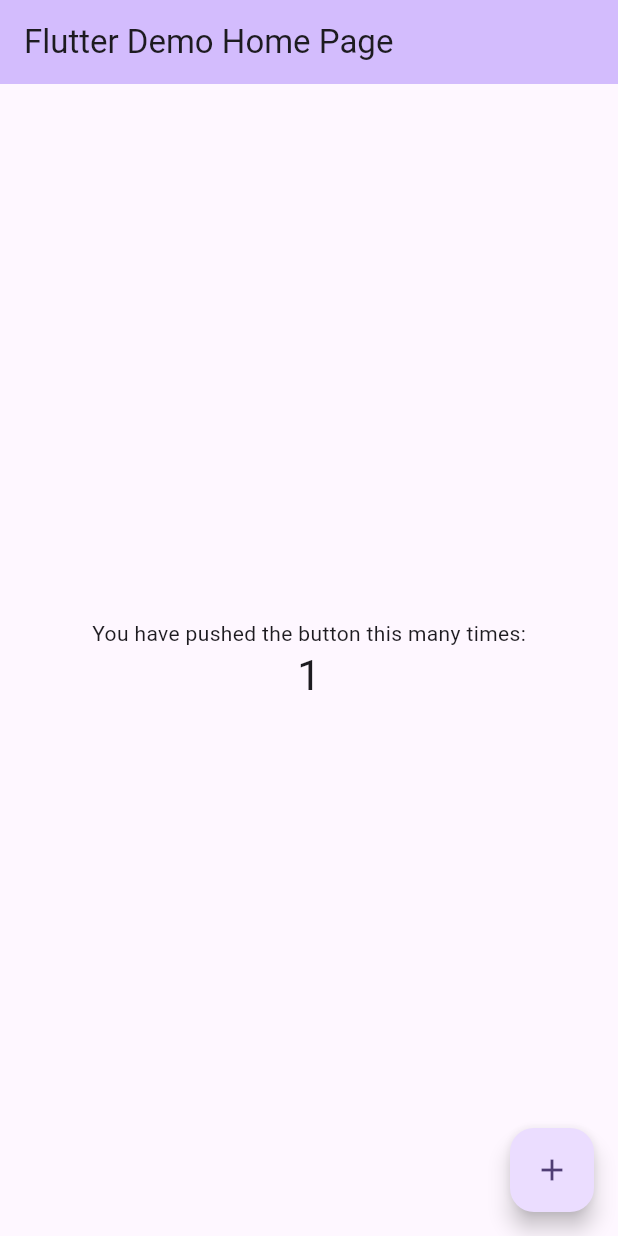
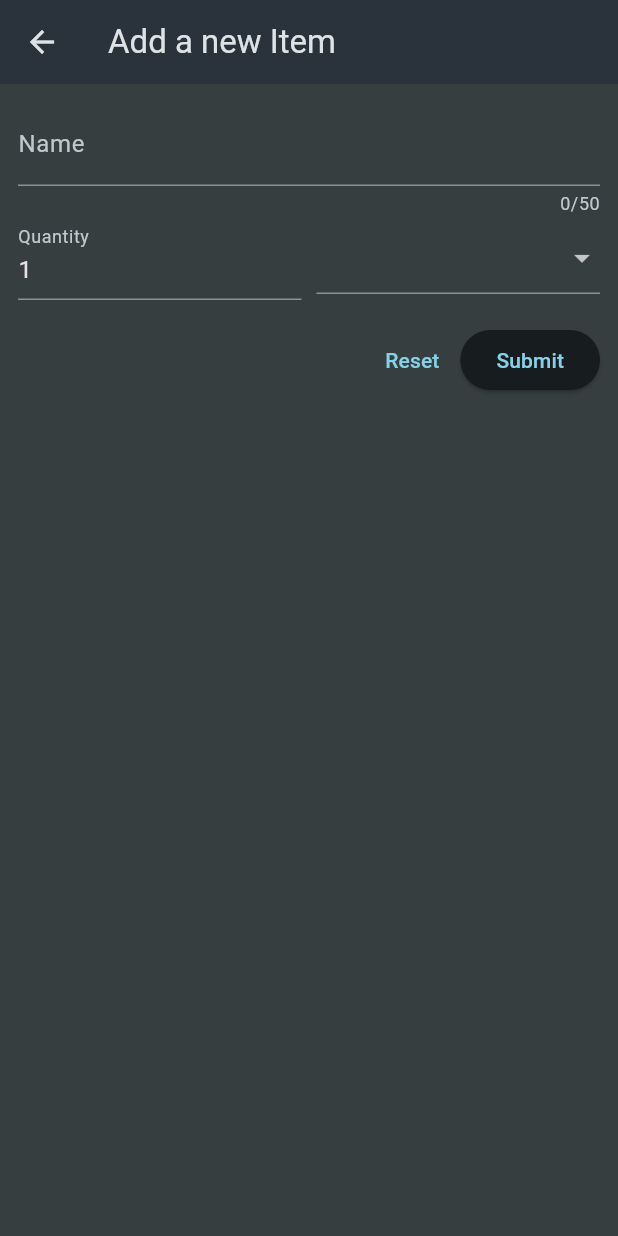
Before and after one commit to Thyon3/Mobile-App-Projects, a Flutter app: the screen it shows after launch, after a tap on the "add" icon, on a phone screen of 412 x 824 dp. Run offline on Flutter 3.47's test engine with Material 3 defaults, Android fonts, the light colour scheme and no system bars; our stand-ins replace flutter_riverpod, google_fonts, transparent_image.

Commit message:
data models and Ui modified

```diff
--- /dev/null
+++ b/grocery_items_app/lib/data/categories.dart
@@ -0,0 +1,45 @@
+import 'package:flutter/material.dart';
+import 'package:grocery_items_app/models/category.dart';
+
+const categories = {
+  Categories.vegetables: Category(
+    'Vegetables',
+    Color.fromARGB(255, 0, 255, 128),
+  ),
+  Categories.fruit: Category(
+    'Fruit',
+    Color.fromARGB(255, 92, 109, 69),
+  ),
+  Categories.meat: Category(
+    'Meat',
+    Color.fromARGB(255, 255, 102, 0),
+  ),
+  Categories.dairy: Category(
+    'Dairy',
+    Color.fromARGB(255, 0, 208, 255),
+  ),
+  Categories.carbs: Category(
+    'Carbs',
+    Color.fromARGB(255, 0, 60, 255),
+  ),
+  Categories.sweets: Category(
+    'Sweets',
+    Color.fromARGB(255, 255, 149, 0),
+  ),
+  Categories.spices: Category(
+    'Spices',
+    Color.fromARGB(255, 255, 187, 0),
+  ),
+  Categories.convenience: Category(
+    'Convenience',
+    Color.fromARGB(255, 191, 0, 255),
+  ),
+  Categories.hygiene: Category(
+    'Hygiene',
+    Color.fromARGB(255, 149, 0, 255),
+  ),
+  Categories.other: Category(
+    'Other',
+    Color.fromARGB(255, 0, 225, 255),
+  ),
+};
--- /dev/null
+++ b/grocery_items_app/lib/data/dummy_itmes.dart
@@ -0,0 +1,21 @@
+import 'package:grocery_items_app/models/grocery_item.dart';
+import 'package:grocery_items_app/data/categories.dart';
+import 'package:grocery_items_app/models/category.dart';
+
+final groceryItems = [
+  GroceryItem(
+      id: 'a',
+      name: 'Milk',
+      quantity: 109,
+      category: categories[Categories.dairy]!),
+  GroceryItem(
+      id: 'b',
+      name: 'Bananas',
+      quantity: 5,
+      category: categories[Categories.fruit]!),
+  GroceryItem(
+      id: 'c',
+      name: 'Beef Steak',
+      quantity: 1,
+      category: categories[Categories.meat]!),
+];
--- a/grocery_items_app/lib/main.dart
+++ b/grocery_items_app/lib/main.dart
@@ -1,4 +1,5 @@
 import 'package:flutter/material.dart';
+import 'package:grocery_items_app/widgets/grocery_list.dart';
 
 void main() {
   runApp(const MyApp());
@@ -6,120 +7,17 @@
 
 class MyApp extends StatelessWidget {
   const MyApp({super.key});
-
-  // This widget is the root of your application.
-  @override
-  Widget build(BuildContext context) {
+  Widget build(context) {
     return MaterialApp(
-      title: 'Flutter Demo',
-      theme: ThemeData(
-        // This is the theme of your application.
-        //
-        // TRY THIS: Try running your application with "flutter run". You'll see
-        // the application has a purple toolbar. Then, without quitting the app,
-        // try changing the seedColor in the colorScheme below to Colors.green
-        // and then invoke "hot reload" (save your changes or press the "hot
-        // reload" button in a Flutter-supported IDE, or press "r" if you used
-        // the command line to start the app).
-        //
-        // Notice that the counter didn't reset back to zero; the application
-        // state is not lost during the reload. To reset the state, use hot
-        // restart instead.
-        //
-        // This works for code too, not just values: Most code changes can be
-        // tested with just a hot reload.
-        colorScheme: ColorScheme.fromSeed(seedColor: Colors.deepPurple),
-        useMaterial3: true,
-      ),
-      home: const MyHomePage(title: 'Flutter Demo Home Page'),
+      title: 'Thyon Groceries',
+      theme: ThemeData.dark().copyWith(
+          useMaterial3: true,
+          colorScheme: ColorScheme.fromSeed(
+              seedColor: const Color.fromARGB(255, 147, 227, 250),
+              brightness: Brightness.dark,
+              surface: Color.fromARGB(255, 42, 51, 59)),
+          scaffoldBackgroundColor: Color.fromARGB(250, 50, 58, 60)),
+      home: GroceryList(),
     );
   }
 }
-
-class MyHomePage extends StatefulWidget {
-  const MyHomePage({super.key, required this.title});
-
-  // This widget is the home page of your application. It is stateful, meaning
-  // that it has a State object (defined below) that contains fields that affect
-  // how it looks.
-
-  // This class is the configuration for the state. It holds the values (in this
-  // case the title) provided by the parent (in this case the App widget) and
-  // used by the build method of the State. Fields in a Widget subclass are
-  // always marked "final".
-
-  final String title;
-
-  @override
-  State<MyHomePage> createState() => _MyHomePageState();
-}
-
-class _MyHomePageState extends State<MyHomePage> {
-  int _counter = 0;
-
-  void _incrementCounter() {
-    setState(() {
-      // This call to setState tells the Flutter framework that something has
-      // changed in this State, which causes it to rerun the build method below
-      // so that the display can reflect the updated values. If we changed
-      // _counter without calling setState(), then the build method would not be
-      // called again, and so nothing would appear to happen.
-      _counter++;
-    });
-  }
-
-  @override
-  Widget build(BuildContext context) {
-    // This method is rerun every time setState is called, for instance as done
-    // by the _incrementCounter method above.
-    //
-    // The Flutter framework has been optimized to make rerunning build methods
-    // fast, so that you can just rebuild anything that needs updating rather
-    // than having to individually change instances of widgets.
-    return Scaffold(
-      appBar: AppBar(
-        // TRY THIS: Try changing the color here to a specific color (to
-        // Colors.amber, perhaps?) and trigger a hot reload to see the AppBar
-        // change color while the other colors stay the same.
-        backgroundColor: Theme.of(context).colorScheme.inversePrimary,
-        // Here we take the value from the MyHomePage object that was created by
-        // the App.build method, and use it to set our appbar title.
-        title: Text(widget.title),
-      ),
-      body: Center(
-        // Center is a layout widget. It takes a single child and positions it
-        // in the middle of the parent.
-        child: Column(
-          // Column is also a layout widget. It takes a list of children and
-          // arranges them vertically. By default, it sizes itself to fit its
-          // children horizontally, and tries to be as tall as its parent.
-          //
-          // Column has various properties to control how it sizes itself and
-          // how it positions its children. Here we use mainAxisAlignment to
-          // center the children vertically; the main axis here is the vertical
-          // axis because Columns are vertical (the cross axis would be
-          // horizontal).
-          //
-          // TRY THIS: Invoke "debug painting" (choose the "Toggle Debug Paint"
-          // action in the IDE, or press "p" in the console), to see the
-          // wireframe for each widget.
-          mainAxisAlignment: MainAxisAlignment.center,
-          children: <Widget>[
-            const Text(
-              'You have pushed the button this many times:',
-            ),
-            Text(
-              '$_counter',
-              style: Theme.of(context).textTheme.headlineMedium,
-            ),
-          ],
-        ),
-      ),
-      floatingActionButton: FloatingActionButton(
-        onPressed: _incrementCounter,
-        tooltip: 'Increment',
-        child: const Icon(Icons.add),
-      ), // This trailing comma makes auto-formatting nicer for build methods.
-    );
-  }
-}
--- /dev/null
+++ b/grocery_items_app/lib/models/category.dart
@@ -0,0 +1,21 @@
+import 'package:flutter/material.dart';
+
+enum Categories {
+  vegetables,
+  fruit,
+  meat,
+  dairy,
+  carbs,
+  sweets,
+  spices,
+  convenience,
+  hygiene,
+  other,
+}
+
+class Category {
+  const Category(this.name, this.color);
+
+  final String name;
+  final Color color;
+}
--- /dev/null
+++ b/grocery_items_app/lib/models/grocery_item.dart
@@ -0,0 +1,15 @@
+import 'package:flutter/material.dart';
+import 'package:grocery_items_app/models/category.dart';
+
+class GroceryItem {
+  GroceryItem({
+    required this.id,
+    required this.category,
+    required this.quantity,
+    required this.name,
+  });
+  final String id;
+  final String name;
+  final int quantity;
+  final Category category;
+}
--- /dev/null
+++ b/grocery_items_app/lib/widgets/grocery_list.dart
@@ -0,0 +1,78 @@
+import 'package:flutter/material.dart';
+import 'package:flutter/rendering.dart';
+import 'package:grocery_items_app/models/grocery_item.dart';
+import 'package:grocery_items_app/data/dummy_itmes.dart';
+import 'package:grocery_items_app/widgets/new_item.dart';
+import 'package:grocery_items_app/widgets/grocery_list.dart';
+
+class GroceryList extends StatefulWidget {
+  GroceryList({super.key});
+
+  @override
+  State<GroceryList> createState() => _GroceryListState();
+}
+
+class _GroceryListState extends State<GroceryList> {
+  final List<GroceryItem> _groceryItems = [];
+
+  void addItem() async {
+    // accepting teh new Item from the new_item.dart and storing it inside of newItem variable
+    final newItem = await Navigator.of(context)
+        .push<GroceryItem>(MaterialPageRoute(builder: (context) => NewItem()));
+
+    // add the new item if it is not null
+    if (newItem == null) {
+      return;
+    } else {
+      setState(() {
+        _groceryItems.add(newItem);
+      });
+    }
+  }
+
+  // remove item
+
+  void _removeItem(GroceryItem itme) {
+    setState(() {
+      _groceryItems.remove(itme);
+    });
+  }
+
+  Widget build(context) {
+    Widget mainContent = const Center(
+      child: Text('you have not Grocery Item Try to add some'),
+    );
+
+    if (_groceryItems != null) {
+      mainContent = ListView.builder(
+        itemCount: _groceryItems.length,
+        itemBuilder: (ctx, index) => Dismissible(
+          key: ValueKey(_groceryItems[index].id),
+          onDismissed: (direction) {
+            _removeItem(_groceryItems[index]);
+          },
+          child: ListTile(
+            title: Text(_groceryItems[index].name),
+            leading: Container(
+              width: 24,
+              height: 24,
+              color: _groceryItems[index].category.color,
+            ),
+            trailing: Text(
+              _groceryItems[index].quantity.toString(),
+            ),
+          ),
+        ),
+      );
+    }
+
+    return Scaffold(
+        appBar: AppBar(
+          title: const Text('Your Groceries'),
+          actions: [
+            IconButton(onPressed: addItem, icon: Icon(Icons.add)),
+          ],
+        ),
+        body: mainContent);
+  }
+}
--- /dev/null
+++ b/grocery_items_app/lib/widgets/new_item.dart
@@ -0,0 +1,137 @@
+import 'package:flutter/material.dart';
+import 'package:grocery_items_app/data/categories.dart';
+import 'package:grocery_items_app/models/category.dart';
+import 'package:grocery_items_app/models/grocery_item.dart';
+
+class NewItem extends StatefulWidget {
+  NewItem({super.key});
+
+  @override
+  State<StatefulWidget> createState() {
+    // TODO: implement createState
+    return _NewItemState();
+  }
+}
+
+class _NewItemState extends State<NewItem> {
+  final _formKey = GlobalKey<FormState>();
+  // declaring intial values for the selected items
+  var _enteredName = '';
+  var _enteredQuantity = 1;
+  var _selectedCategory = categories[Categories.vegetables]!;
+
+  //function for submit the form
+  void _saveItem() {
+    // save the currentState if the form is valid only
+    if (_formKey.currentState!.validate()) {
+      _formKey.currentState!.save();
+      print(_enteredName);
+      print(_enteredQuantity);
+    }
+    Navigator.of(context).pop(GroceryItem(
+        // passing the new item that is created to the GroceryList() class
+        id: DateTime.now().toString(),
+        category: _selectedCategory,
+        quantity: _enteredQuantity,
+        name: _enteredName));
+  }
+
+  Widget build(context) {
+    return Scaffold(
+      appBar: AppBar(
+        title: const Text('Add a new Item'),
+      ),
+      body: Padding(
+        padding: const EdgeInsets.all(12),
+        child: Form(
+            key: _formKey,
+            child: Column(
+              children: [
+                TextFormField(
+                  maxLength: 50,
+                  decoration: InputDecoration(label: const Text("Name")),
+                  onSaved: (value) {
+                    _enteredName = value!;
+                  },
+                  validator: (value) {
+                    // checking whethere the user's input is valid or not
+                    if (value == null ||
+                        value.isEmpty ||
+                        value.trim().length <= 1 ||
+                        value.trim().length > 50) {
+                      return 'Your Input should be Between 1 and 50 Characters';
+                    }
+                    return null;
+                  },
+                ),
+                Row(
+                  children: [
+                    Expanded(
+                      child: TextFormField(
+                        validator: (value) {
+                          // checking whethere the user's input is valid or not
+                          if (value == null ||
+                              value.isEmpty ||
+                              int.tryParse(value) == null ||
+                              int.tryParse(value)! <= 0) {
+                            return 'Your Input should be a Positive Integer';
+                          }
+                          return null;
+                        },
+                        decoration: InputDecoration(
+                          label: Text('Quantity'),
+                        ),
+                        onSaved: (value) {
+                          _enteredQuantity = int.tryParse(value!)!;
+                        },
+                        initialValue: '1',
+                      ),
+                    ),
+                    SizedBox(
+                      width: 10,
+                    ),
+                    Expanded(
+                      child: DropdownButtonFormField(
+                          items: [
+                            for (final category in categories.entries)
+                              DropdownMenuItem(
+                                  value: category.value,
+                                  child: Row(children: [
+                                    Container(
+                                      width: 16,
+                                      height: 16,
+                                      color: category.value.color,
+                                    ),
+                                    SizedBox(width: 8),
+                                    Text(category.value.name),
+                                  ]))
+                          ],
+                          onChanged: (value) {
+                            setState(() {
+                              _selectedCategory = value!;
+                            });
+                          }),
+                    )
+                  ],
+                ),
+                SizedBox(
+                  height: 16,
+                ),
+                Row(
+                  mainAxisAlignment: MainAxisAlignment.end,
+                  children: [
+                    TextButton(
+                        onPressed: () {
+                          _formKey.currentState!
+                              .reset(); //built in function to reset the values
+                        },
+                        child: Text('Reset')),
+                    ElevatedButton(onPressed: _saveItem, child: Text('Submit'))
+                  ],
+                )
+              ],
+            )),
+      ),
+    );
+  }
+}
```
